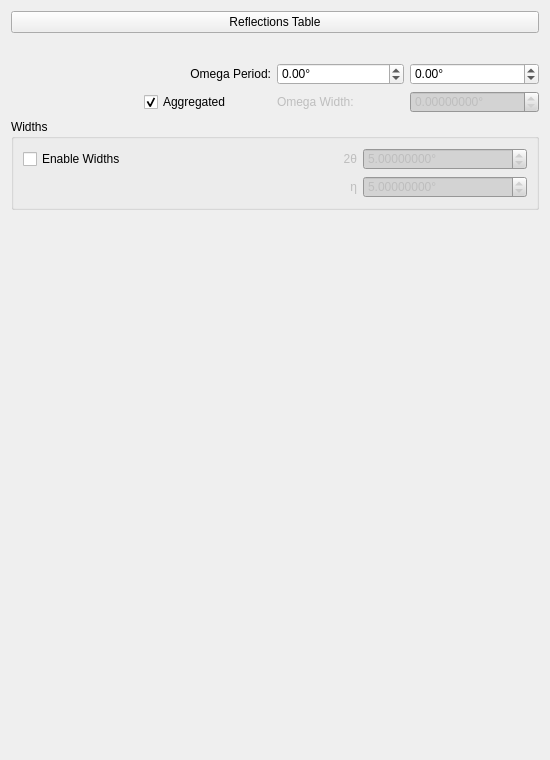
The window that hexrd/ui/resources/ui/rotation_series_overlay_editor.ui (HEXRD/hexrdgui) describes before a commit, drawn with Qt 5.
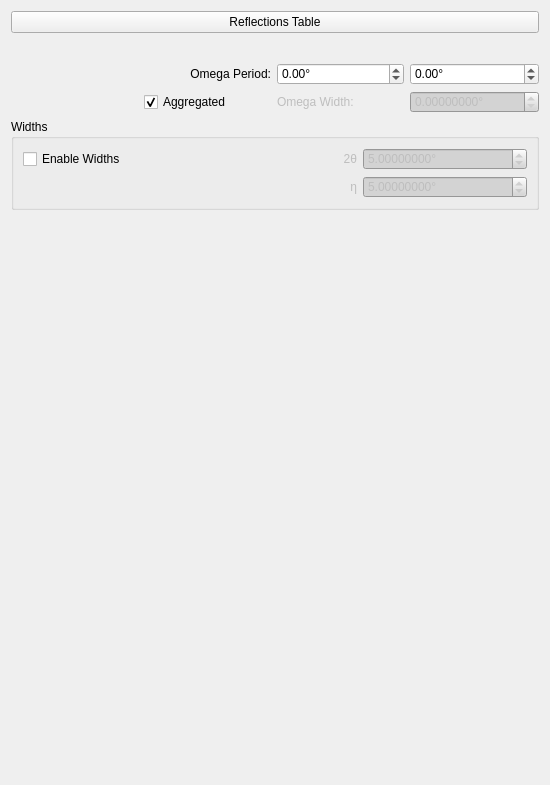
The same window after the commit. Custom widgets are drawn as their Qt base class.

Commit message: Resize rotation series overlay editor slightly

```diff
--- a/hexrd/ui/resources/ui/rotation_series_overlay_editor.ui
+++ b/hexrd/ui/resources/ui/rotation_series_overlay_editor.ui
@@ -7,13 +7,13 @@
     <x>0</x>
     <y>0</y>
     <width>550</width>
-    <height>760</height>
+    <height>785</height>
    </rect>
   </property>
   <property name="minimumSize">
    <size>
     <width>0</width>
-    <height>760</height>
+    <height>785</height>
    </size>
   </property>
   <property name="windowTitle">
```
